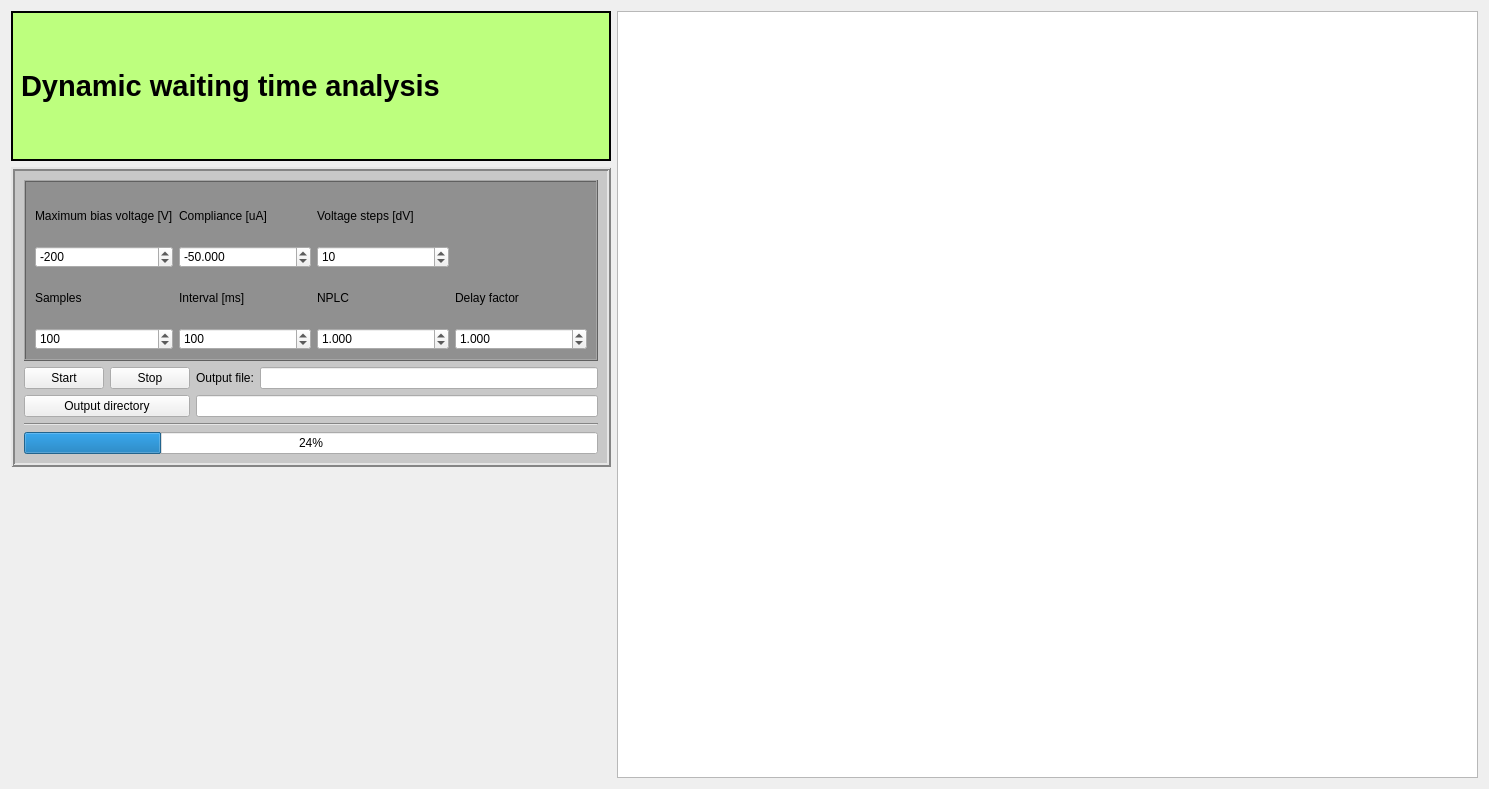
First picture: the form in UniDAQ/QT_Designer_UI/dynamicwaiting.ui, repository Chilldose/COMET, before the edit.
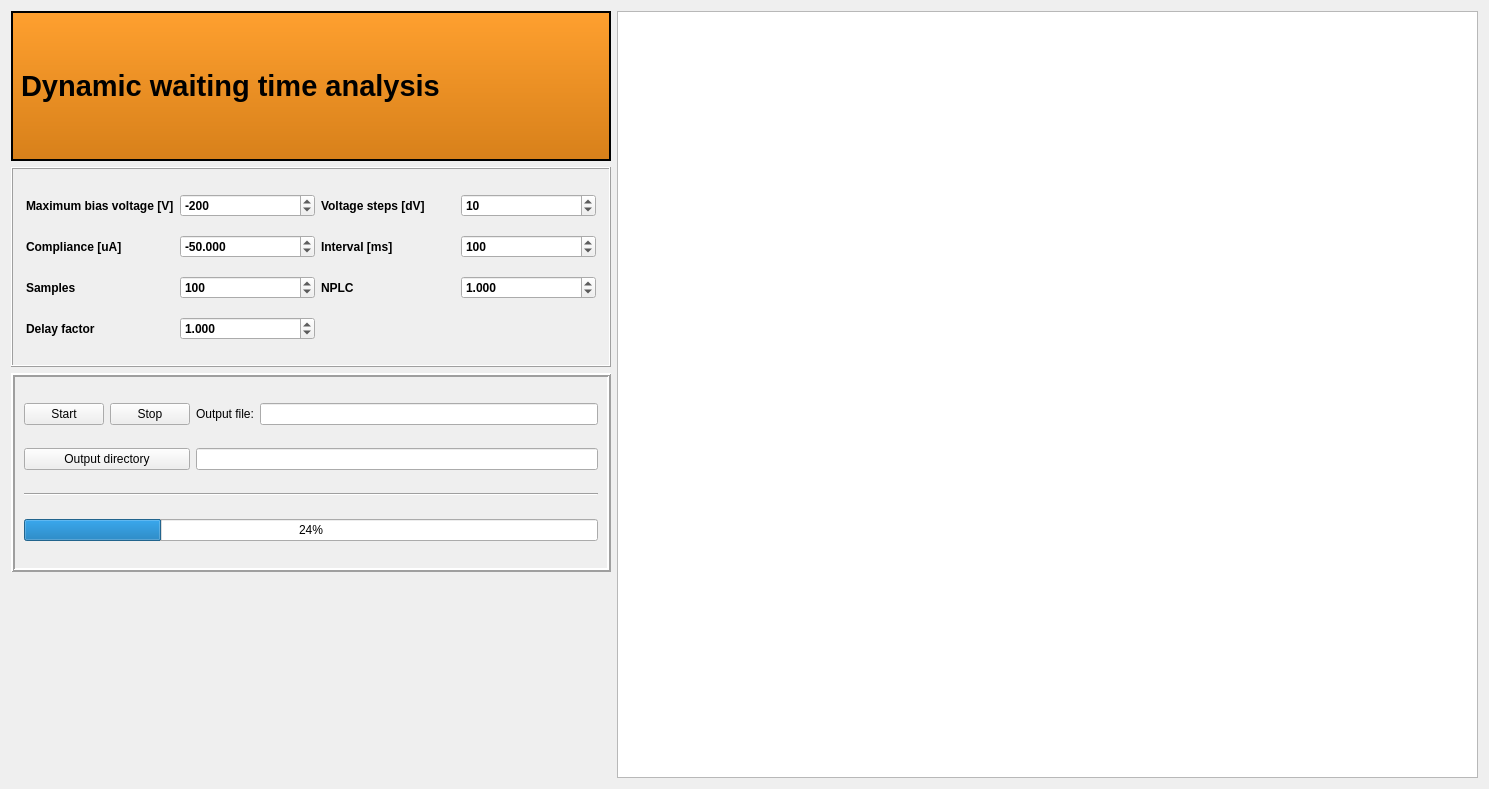
Second picture: the form after the edit. Custom widgets are drawn as their Qt base class.

What changed in the file:
```diff
--- a/UniDAQ/QT_Designer_UI/dynamicwaiting.ui
+++ b/UniDAQ/QT_Designer_UI/dynamicwaiting.ui
@@ -39,7 +39,7 @@
       <bool>false</bool>
      </property>
      <property name="styleSheet">
-      <string notr="true">background-color: rgb(189, 255, 126);</string>
+      <string notr="true">background-color: QLinearGradient( x1: 0, y1: 0, x2: 0, y2: 1, stop: 0 #ffa02f, stop: 1 #d7801a);</string>
      </property>
      <property name="frameShape">
       <enum>QFrame::WinPanel</enum>
@@ -52,7 +52,28 @@
      </property>
     </widget>
    </item>
-   <item row="1" column="0">
+   <item row="0" column="1" rowspan="4">
+    <widget class="PlotWidget" name="current_plot">
+     <property name="sizePolicy">
+      <sizepolicy hsizetype="Expanding" vsizetype="Expanding">
+       <horstretch>0</horstretch>
+       <verstretch>0</verstretch>
+      </sizepolicy>
+     </property>
+     <property name="minimumSize">
+      <size>
+       <width>0</width>
+       <height>0</height>
+      </size>
+     </property>
+     <property name="font">
+      <font>
+       <pointsize>10</pointsize>
+      </font>
+     </property>
+    </widget>
+   </item>
+   <item row="2" column="0">
     <widget class="QFrame" name="DoIVCVframe">
      <property name="maximumSize">
       <size>
@@ -64,7 +85,7 @@
       <bool>false</bool>
      </property>
      <property name="styleSheet">
-      <string notr="true">QFrame { background : rgb(200, 200, 200) }  </string>
+      <string notr="true"/>
      </property>
      <property name="frameShape">
       <enum>QFrame::Box</enum>
@@ -134,7 +155,10 @@
         </property>
        </widget>
       </item>
-      <item row="0" column="0" colspan="5">
+     </layout>
+    </widget>
+   </item>
+   <item row="1" column="0">
        <widget class="QFrame" name="IV_settings_settings">
         <property name="maximumSize">
          <size>
@@ -150,7 +174,7 @@
          </font>
         </property>
         <property name="styleSheet">
-         <string notr="true">QFrame { background :rgb(144, 144, 144) }</string>
+      <string notr="true"/>
         </property>
         <property name="frameShape">
          <enum>QFrame::Box</enum>
@@ -159,33 +183,26 @@
          <enum>QFrame::Raised</enum>
         </property>
         <layout class="QGridLayout" name="gridLayout">
-         <item row="4" column="0">
-          <widget class="QDoubleSpinBox" name="samples_spinBox">
-           <property name="decimals">
-            <number>0</number>
-           </property>
-           <property name="minimum">
-            <double>0.000000000000000</double>
-           </property>
-           <property name="maximum">
-            <double>1000.000000000000000</double>
-           </property>
-           <property name="singleStep">
-            <double>10.000000000000000</double>
-           </property>
-           <property name="value">
-            <double>100.000000000000000</double>
-           </property>
-          </widget>
-         </item>
-         <item row="3" column="2">
-          <widget class="QLabel" name="max_voltage_label_IV_4">
+      <property name="leftMargin">
+       <number>13</number>
+      </property>
+      <property name="topMargin">
+       <number>13</number>
+      </property>
+      <property name="rightMargin">
+       <number>13</number>
+      </property>
+      <property name="bottomMargin">
+       <number>13</number>
+      </property>
+      <item row="1" column="2">
+       <widget class="QLabel" name="max_voltage_label_IV_3">
            <property name="text">
-            <string>NPLC</string>
+         <string>Interval [ms]</string>
            </property>
           </widget>
          </item>
-         <item row="4" column="2">
+      <item row="2" column="3">
           <widget class="QDoubleSpinBox" name="NPLC_spinbox">
            <property name="decimals">
             <number>3</number>
@@ -204,60 +221,30 @@
            </property>
           </widget>
          </item>
-         <item row="0" column="2">
-          <widget class="QLabel" name="voltages_steps_label">
-           <property name="text">
-            <string>Voltage steps [dV]</string>
-           </property>
-          </widget>
-         </item>
-         <item row="2" column="1">
-          <widget class="QDoubleSpinBox" name="compliance_IV">
-           <property name="decimals">
-            <number>3</number>
-           </property>
-           <property name="minimum">
-            <double>-1000.000000000000000</double>
-           </property>
-           <property name="maximum">
-            <double>0.000000000000000</double>
-           </property>
-           <property name="singleStep">
-            <double>0.100000000000000</double>
-           </property>
-           <property name="value">
-            <double>-50.000000000000000</double>
-           </property>
-          </widget>
-         </item>
-         <item row="0" column="1">
-          <widget class="QLabel" name="complience_label_IV">
-           <property name="text">
-            <string>Compliance [uA]</string>
-           </property>
-          </widget>
-         </item>
-         <item row="3" column="1">
-          <widget class="QLabel" name="max_voltage_label_IV_3">
-           <property name="text">
-            <string>Interval [ms]</string>
-           </property>
-          </widget>
-         </item>
          <item row="2" column="2">
-          <widget class="QDoubleSpinBox" name="voltage_steps_IV">
-           <property name="buttonSymbols">
-            <enum>QAbstractSpinBox::UpDownArrows</enum>
-           </property>
+       <widget class="QLabel" name="max_voltage_label_IV_4">
+        <property name="text">
+         <string>NPLC</string>
+        </property>
+       </widget>
+      </item>
+      <item row="1" column="3">
+       <widget class="QDoubleSpinBox" name="interval_spinbox">
            <property name="decimals">
             <number>0</number>
            </property>
+        <property name="minimum">
+         <double>0.000000000000000</double>
+        </property>
            <property name="maximum">
             <double>1000.000000000000000</double>
            </property>
-           <property name="value">
+        <property name="singleStep">
             <double>10.000000000000000</double>
            </property>
+        <property name="value">
+         <double>100.000000000000000</double>
+        </property>
           </widget>
          </item>
          <item row="0" column="0">
@@ -267,14 +254,49 @@
            </property>
           </widget>
          </item>
-         <item row="3" column="0">
+      <item row="0" column="3">
+       <widget class="QDoubleSpinBox" name="voltage_steps_IV">
+        <property name="buttonSymbols">
+         <enum>QAbstractSpinBox::UpDownArrows</enum>
+        </property>
+        <property name="decimals">
+         <number>0</number>
+        </property>
+        <property name="maximum">
+         <double>1000.000000000000000</double>
+        </property>
+        <property name="value">
+         <double>10.000000000000000</double>
+        </property>
+       </widget>
+      </item>
+      <item row="2" column="0">
           <widget class="QLabel" name="max_voltage_label_IV_2">
            <property name="text">
             <string>Samples</string>
            </property>
           </widget>
          </item>
-         <item row="2" column="0">
+      <item row="1" column="1">
+       <widget class="QDoubleSpinBox" name="compliance_IV">
+        <property name="decimals">
+         <number>3</number>
+        </property>
+        <property name="minimum">
+         <double>-1000.000000000000000</double>
+        </property>
+        <property name="maximum">
+         <double>0.000000000000000</double>
+        </property>
+        <property name="singleStep">
+         <double>0.100000000000000</double>
+        </property>
+        <property name="value">
+         <double>-50.000000000000000</double>
+        </property>
+       </widget>
+      </item>
+      <item row="0" column="1">
           <widget class="QDoubleSpinBox" name="max_voltage_IV">
            <property name="decimals">
             <number>0</number>
@@ -293,8 +315,8 @@
            </property>
           </widget>
          </item>
-         <item row="4" column="1">
-          <widget class="QDoubleSpinBox" name="interval_spinbox">
+      <item row="2" column="1">
+       <widget class="QDoubleSpinBox" name="samples_spinBox">
            <property name="decimals">
             <number>0</number>
            </property>
@@ -312,57 +334,47 @@
            </property>
           </widget>
          </item>
-         <item row="4" column="3">
-          <widget class="QDoubleSpinBox" name="delay_spinbox">
-           <property name="decimals">
-            <number>3</number>
-           </property>
-           <property name="minimum">
-            <double>0.001000000000000</double>
-           </property>
-           <property name="maximum">
-            <double>2.000000000000000</double>
-           </property>
-           <property name="singleStep">
-            <double>0.100000000000000</double>
-           </property>
-           <property name="value">
-            <double>1.000000000000000</double>
-           </property>
-          </widget>
-         </item>
-         <item row="3" column="3">
+      <item row="1" column="0">
+       <widget class="QLabel" name="complience_label_IV">
+        <property name="text">
+         <string>Compliance [uA]</string>
+        </property>
+       </widget>
+      </item>
+      <item row="0" column="2">
+       <widget class="QLabel" name="voltages_steps_label">
+        <property name="text">
+         <string>Voltage steps [dV]</string>
+        </property>
+       </widget>
+      </item>
+      <item row="3" column="0">
           <widget class="QLabel" name="max_voltage_label_IV_5">
            <property name="text">
             <string>Delay factor</string>
            </property>
           </widget>
          </item>
-        </layout>
-       </widget>
-      </item>
-     </layout>
-    </widget>
-   </item>
-   <item row="0" column="1" rowspan="3">
-    <widget class="PlotWidget" name="current_plot">
-     <property name="sizePolicy">
-      <sizepolicy hsizetype="Expanding" vsizetype="Expanding">
-       <horstretch>0</horstretch>
-       <verstretch>0</verstretch>
-      </sizepolicy>
-     </property>
-     <property name="minimumSize">
-      <size>
-       <width>0</width>
-       <height>0</height>
-      </size>
-     </property>
-     <property name="font">
-      <font>
-       <pointsize>10</pointsize>
-      </font>
-     </property>
+      <item row="3" column="1">
+       <widget class="QDoubleSpinBox" name="delay_spinbox">
+        <property name="decimals">
+         <number>3</number>
+        </property>
+        <property name="minimum">
+         <double>0.001000000000000</double>
+        </property>
+        <property name="maximum">
+         <double>2.000000000000000</double>
+        </property>
+        <property name="singleStep">
+         <double>0.100000000000000</double>
+        </property>
+        <property name="value">
+         <double>1.000000000000000</double>
+        </property>
+       </widget>
+      </item>
+     </layout>
     </widget>
    </item>
   </layout>
```
Lines whose indentation alone changed are shown as unchanged.
